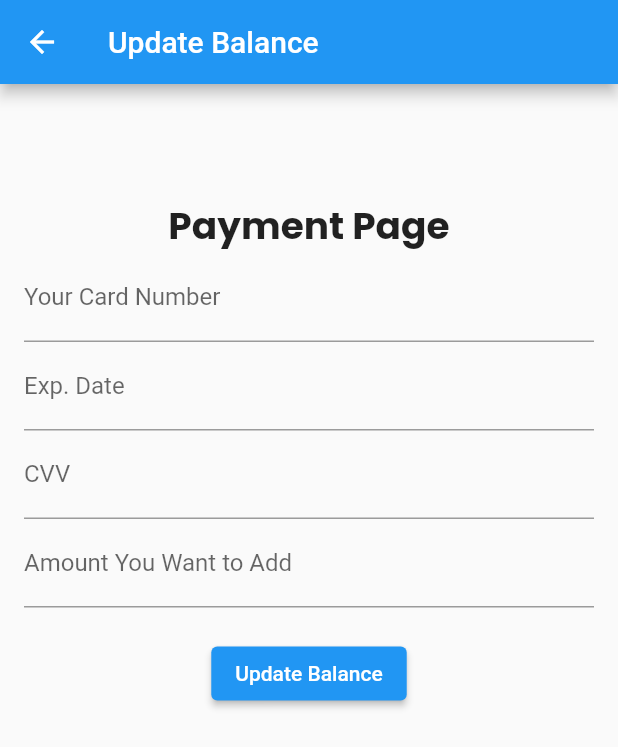
After one commit to Gehansat/nextpassMOBILE---Bus-Ticketing-app, a Flutter app: the PaymentBalance screen opened directly, on a phone screen of 412 x 824 dp. The commit adds this screen. Shown: the top 747 px of the screen. Run offline on Flutter 3.47's test engine with Material 2 defaults, Android fonts, the phone set to English and light mode, and no system bars; our stand-ins replace barcode_widget, cloud_firestore, firebase_auth, firebase_core, firebase_database, image_gallery_saver and 3 more; missing offline and left inert: flutter_paypal, mailer; accounts and stored records are empty.

Commit message:
payemnt done

```diff
--- a/lib/pages/Home.dart
+++ b/lib/pages/Home.dart
@@ -2,6 +2,7 @@ import 'package:cloud_firestore/cloud_firestore.dart';
 import 'package:firebase_auth/firebase_auth.dart';
 import 'package:flutter/material.dart';
 import 'package:nextpass/pages/MakeTrip.dart';
+import 'package:nextpass/pages/PaymentBalance.dart';
 import '../models/user_model.dart';
 import 'login/AuthService.dart';
 import 'login/LoginPage.dart';
@@ -162,7 +163,7 @@ class _HomePageState extends State<HomePage> {
                 GestureDetector(
                   onTap: () {
                     Navigator.of(context).push(
-                      MaterialPageRoute(builder: (context) => const MakeTrip()), // Replace with the page you want to navigate to
+                      MaterialPageRoute(builder: (context) => PaymentBalance()), // Replace with the page you want to navigate to
                     );
                   },
                   child: Container(
--- /dev/null
+++ b/lib/pages/PaymentBalance.dart
@@ -0,0 +1,87 @@
+import 'package:flutter/material.dart';
+import 'package:cloud_firestore/cloud_firestore.dart';
+import 'package:firebase_auth/firebase_auth.dart';
+
+class PaymentBalance extends StatefulWidget {
+  @override
+  _PaymentBalanceState createState() => _PaymentBalanceState();
+}
+
+class _PaymentBalanceState extends State<PaymentBalance> {
+  final TextEditingController balanceController = TextEditingController();
+  final FirebaseAuth _auth = FirebaseAuth.instance;
+
+  @override
+  Widget build(BuildContext context) {
+    return Scaffold(
+      appBar: AppBar(
+        title: Text('Update Balance'),
+      ),
+      body: SingleChildScrollView(
+        padding: const EdgeInsets.all(16.0),
+        child: Column(
+          crossAxisAlignment: CrossAxisAlignment.center,
+          mainAxisAlignment: MainAxisAlignment.center,
+          children: <Widget>[
+            const SizedBox(height: 60),
+            const Text(
+              "Payment Page",
+              style: TextStyle(
+                fontSize: 25,
+                fontWeight: FontWeight.bold,
+              ),
+            ),
+            const TextField(
+              // controller: cardNumberController,
+              decoration: InputDecoration(labelText: 'Your Card Number'),
+              keyboardType: TextInputType.number,
+            ),
+            const TextField(
+              // controller: cardNumberController,
+              decoration: InputDecoration(labelText: 'Exp. Date'),
+              keyboardType: TextInputType.number,
+            ),
+            const TextField(
+              // controller: cardNumberController,
+              decoration: InputDecoration(labelText: 'CVV'),
+              keyboardType: TextInputType.number,
+            ),
+            TextField(
+              controller: balanceController,
+              decoration: InputDecoration(labelText: 'Amount You Want to Add'),
+              keyboardType: TextInputType.number,
+            ),
+            SizedBox(height: 20),
+            ElevatedButton(
+              onPressed: () {
+                updateBalance(balanceController.text, context);
+              },
+              child: Text('Update Balance'),
+            ),
+          ],
+        ),
+      ),
+    );
+  }
+
+  Future<void> updateBalance(String newBalance, BuildContext context) async {
+    final user = _auth.currentUser;
+    if (user != null) {
+      final userData = {'balance': newBalance};
+
+      // Update the Firestore document with the new balance
+      await FirebaseFirestore.instance
+          .collection('users')
+          .doc(user.uid)
+          .set(userData, SetOptions(merge: true));
+
+      // Show a success message
+      ScaffoldMessenger.of(context).showSnackBar(SnackBar(
+        content: Text('Payment successful!'),
+      ));
+
+      // Navigate back to the previous page after updating the balance
+      Navigator.of(context).pop();
+    }
+  }
+}
```
